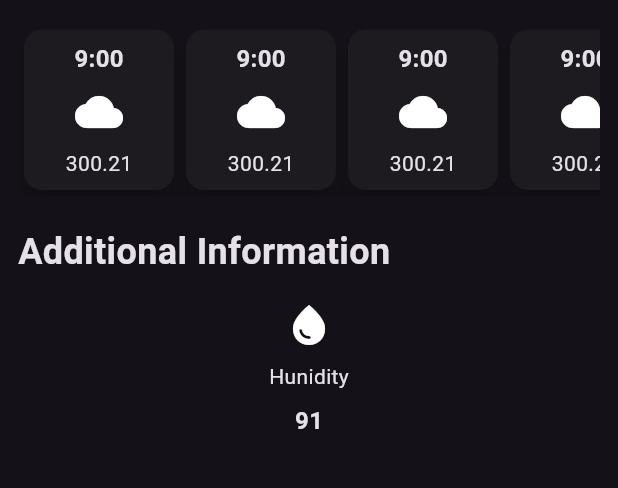
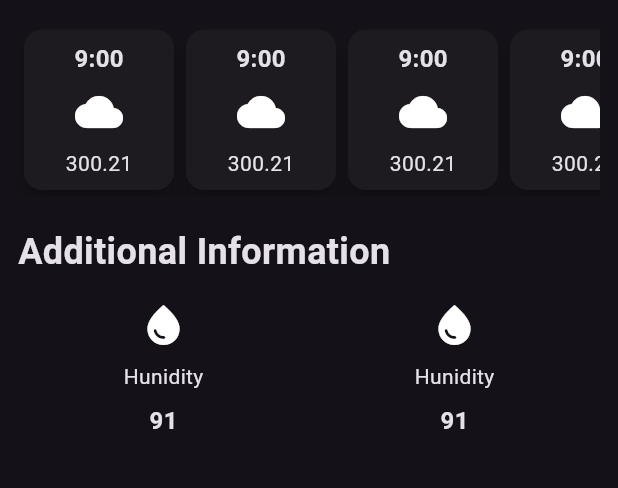
Before and after one commit to Minty-cyber/WeatherApp, a Flutter app: the screen it shows after launch, on a phone screen of 412 x 824 dp, the part 515-1003 px from its top. Run offline on Flutter 3.47's test engine with Material 3 defaults, Android fonts, the phone set to English and light mode, and no system bars.

```diff
--- a/weather_app/lib/home_screen.dart
+++ b/weather_app/lib/home_screen.dart
@@ -131,7 +131,11 @@ class HomeScreen extends StatelessWidget {
                   label: 'Hunidity',
                   value: '91',
                 ),
-                // AdditionalInfoWidget(),
+                AdditionalInfoWidget(
+                  icon: Icons.water_drop,
+                  label: 'Hunidity',
+                  value: '91',
+                ),
                 // AdditionalInfoWidget(),
 
 
```
